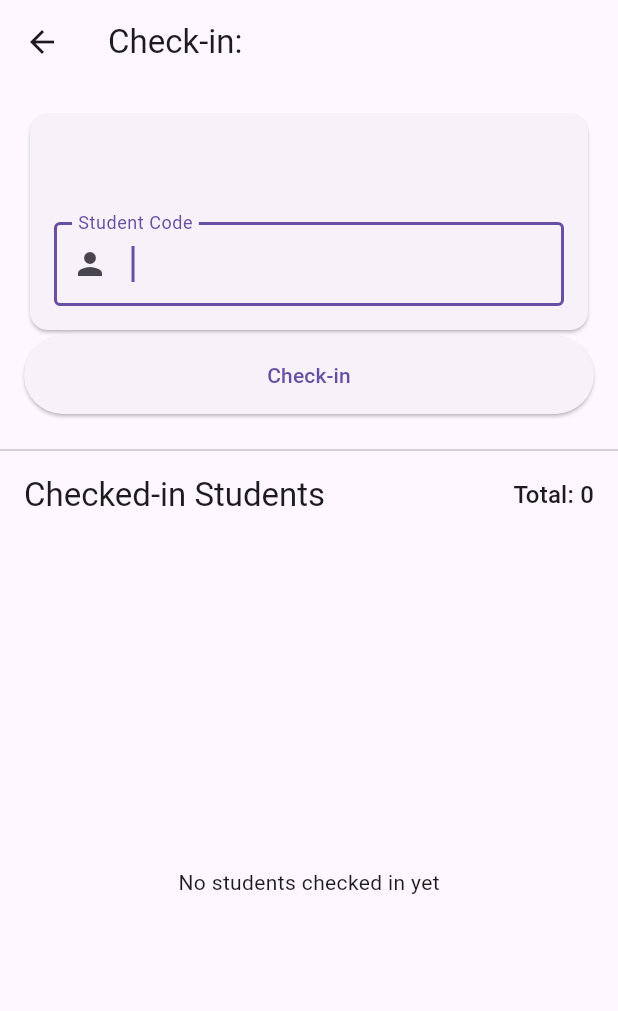
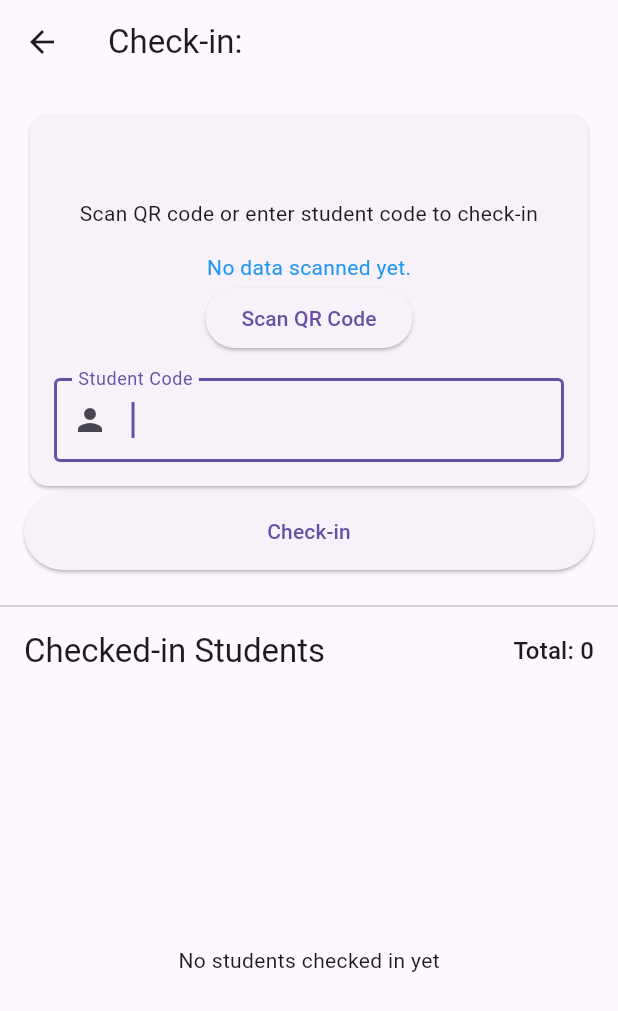
Before and after one commit to kh4n9/hutech_event_flutter, a Flutter app: the CheckinScreen screen opened directly with empty values, on a phone screen of 412 x 824 dp. Shown: the top 1011 px of the screen. Run offline on Flutter 3.47's test engine with Material 3 defaults, Android fonts, the light colour scheme and no system bars; our stand-ins replace cloud_firestore, file_picker, firebase_auth, firebase_core; missing offline and left inert: barcode_scan2, excel; accounts and stored records are empty.

Commit message:
hoàn thành quét mã qr để điểm danh

```diff
--- a/lib/screens/admin/event/checkin_screen.dart
+++ b/lib/screens/admin/event/checkin_screen.dart
@@ -2,6 +2,7 @@ import 'package:cloud_firestore/cloud_firestore.dart';
 import 'package:firebase_auth/firebase_auth.dart';
 import 'package:flutter/material.dart';
 import 'package:flutter/services.dart';
+import 'package:barcode_scan2/barcode_scan2.dart';
 
 class CheckinScreen extends StatefulWidget {
   final DocumentSnapshot<Map<String, dynamic>> event;
@@ -17,6 +18,25 @@ class _CheckinScreenState extends State<CheckinScreen> {
   bool _isLoading = false;
   String _error = '';
   String _successMessage = '';
+
+  String _scanResult = "No data scanned yet.";
+
+  // Hàm quét QR code
+  Future<void> scanQRCode() async {
+    try {
+      var result = await BarcodeScanner.scan();
+      setState(() {
+        _scanResult = result.rawContent; // Lấy nội dung của QR Code
+      });
+      _studentCodeController.text =
+          _scanResult; // Điền nội dung vào ô nhập liệu
+      checkin(); // Thực hiện check-in
+    } catch (e) {
+      setState(() {
+        _scanResult = "Error: $e";
+      });
+    }
+  }
 
   @override
   void initState() {
@@ -243,7 +263,17 @@ class _CheckinScreenState extends State<CheckinScreen> {
                           textAlign: TextAlign.center,
                         ),
                         const SizedBox(height: 8),
-                        // show camera checkin qr code
+                        Text(
+                          'Scan QR code or enter student code to check-in',
+                          style: Theme.of(context).textTheme.bodyMedium,
+                          textAlign: TextAlign.center,
+                        ),
+                        const SizedBox(height: 16),
+                        Text(_scanResult, style: TextStyle(color: Colors.blue)),
+                        ElevatedButton(
+                          onPressed: scanQRCode,
+                          child: const Text('Scan QR Code'),
+                        ),
                         const SizedBox(height: 16),
                         TextField(
                           controller: _studentCodeController,
--- a/pubspec.yaml
+++ b/pubspec.yaml
@@ -39,6 +39,7 @@ dependencies:
   cloud_firestore: ^5.6.0
   excel: ^4.0.6
   file_picker: ^8.1.7
+  barcode_scan2: ^4.3.3
 
 dev_dependencies:
   flutter_test:
```
Also changed, not shown: pubspec.lock, 1 other file.
